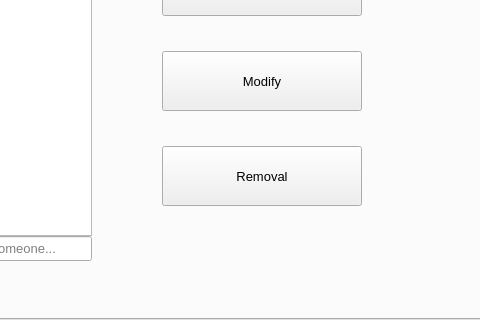
First picture: the form in mainwin.ui, repository limalayla/PadID_Humanitaire, before the edit; both pictures show x 320 to 800 and y 180 to 500 of the 800 by 500 pixel window.
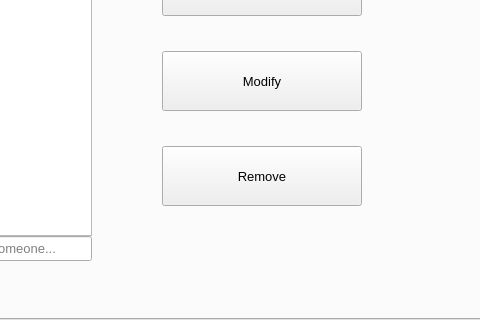
Second picture: the form after the edit. The open tabs and pages were chosen to show the change. Icons and pictures are not drawn.

Patch:
```diff
--- a/mainwin.ui
+++ b/mainwin.ui
@@ -791,7 +791,7 @@
        </rect>
       </property>
       <property name="text">
-       <string>Removal</string>
+       <string>Remove</string>
       </property>
      </widget>
      <widget class="QPushButton" name="btn_manageMod">
```
Left out of the diff: 2 changed lines with no effect on the pictures.
